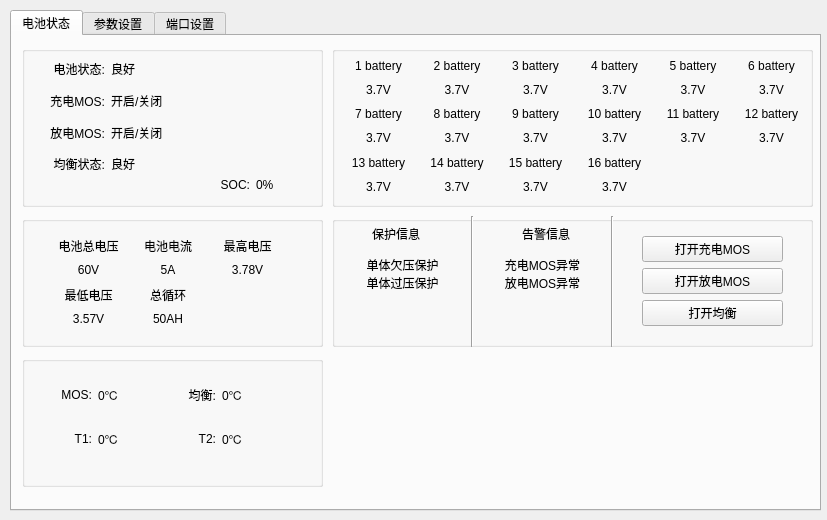
First picture: the form in main/mainwindow.ui, repository kinglon/bms, before the edit.
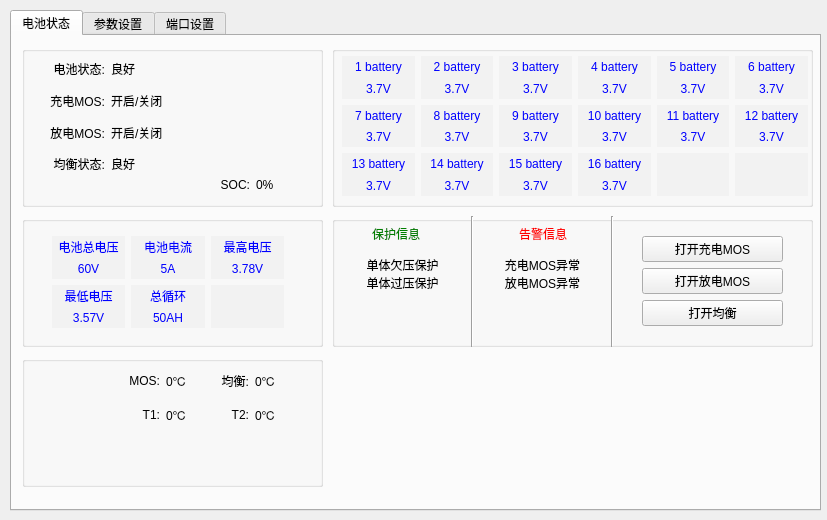
Second picture: the form after the edit. The open tabs and pages were chosen to show the change. Icons and pictures are not drawn.

What changed in the file:
```diff
--- a/main/mainwindow.ui
+++ b/main/mainwindow.ui
@@ -24,7 +24,7 @@
      </rect>
     </property>
     <property name="currentIndex">
-     <number>1</number>
+     <number>0</number>
     </property>
     <widget class="QWidget" name="batteryStatusTab">
      <attribute name="title">
@@ -48,11 +48,16 @@
          <x>200</x>
          <y>10</y>
          <width>60</width>
-         <height>109</height>
+         <height>110</height>
         </rect>
        </property>
+       <property name="styleSheet">
+        <string notr="true">background-image: url(:/res/battery.png);
+            background-repeat: no-repeat;
+            background-position: center;</string>
+       </property>
       </widget>
-      <widget class="QWidget" name="">
+      <widget class="QWidget" name="layoutWidget">
        <property name="geometry">
         <rect>
          <x>0</x>
@@ -172,7 +177,7 @@
         </item>
        </layout>
       </widget>
-      <widget class="QWidget" name="">
+      <widget class="QWidget" name="layoutWidget">
        <property name="geometry">
         <rect>
          <x>190</x>
@@ -217,7 +222,7 @@
       <property name="title">
        <string/>
       </property>
-      <widget class="QWidget" name="">
+      <widget class="QWidget" name="layoutWidget">
        <property name="geometry">
         <rect>
          <x>30</x>
@@ -231,6 +236,9 @@
          <layout class="QHBoxLayout" name="horizontalLayout_21">
           <item>
            <layout class="QVBoxLayout" name="verticalLayout_6">
+            <property name="spacing">
+             <number>0</number>
+            </property>
             <item>
              <widget class="QLabel" name="label_21">
               <property name="minimumSize">
@@ -239,6 +247,10 @@
                 <height>0</height>
                </size>
               </property>
+              <property name="styleSheet">
+               <string notr="true">background-color: rgb(242, 242, 242);
+color: blue;</string>
+              </property>
               <property name="text">
                <string>电池总电压</string>
               </property>
@@ -255,6 +267,10 @@
                 <height>0</height>
                </size>
               </property>
+              <property name="styleSheet">
+               <string notr="true">background-color: rgb(242, 242, 242);
+color: blue;</string>
+              </property>
               <property name="text">
                <string>60V</string>
               </property>
@@ -267,6 +283,9 @@
           </item>
           <item>
            <layout class="QVBoxLayout" name="verticalLayout_8">
+            <property name="spacing">
+             <number>0</number>
+            </property>
             <item>
              <widget class="QLabel" name="label_46">
               <property name="minimumSize">
@@ -275,6 +294,10 @@
                 <height>0</height>
                </size>
               </property>
+              <property name="styleSheet">
+               <string notr="true">background-color: rgb(242, 242, 242);
+color: blue;</string>
+              </property>
               <property name="text">
                <string>电池电流</string>
               </property>
@@ -291,6 +314,10 @@
                 <height>0</height>
                </size>
               </property>
+              <property name="styleSheet">
+               <string notr="true">background-color: rgb(242, 242, 242);
+color: blue;</string>
+              </property>
               <property name="text">
                <string>5A</string>
               </property>
@@ -303,6 +330,9 @@
           </item>
           <item>
            <layout class="QVBoxLayout" name="verticalLayout_9">
+            <property name="spacing">
+             <number>0</number>
+            </property>
             <item>
              <widget class="QLabel" name="label_47">
               <property name="minimumSize">
@@ -311,6 +341,10 @@
                 <height>0</height>
                </size>
               </property>
+              <property name="styleSheet">
+               <string notr="true">background-color: rgb(242, 242, 242);
+color: blue;</string>
+              </property>
               <property name="text">
                <string>最高电压</string>
               </property>
@@ -327,6 +361,10 @@
                 <height>0</height>
                </size>
               </property>
+              <property name="styleSheet">
+               <string notr="true">background-color: rgb(242, 242, 242);
+color: blue;</string>
+              </property>
               <property name="text">
                <string>3.78V</string>
               </property>
@@ -343,6 +381,9 @@
          <layout class="QHBoxLayout" name="horizontalLayout_22">
           <item>
            <layout class="QVBoxLayout" name="verticalLayout_10">
+            <property name="spacing">
+             <number>0</number>
+            </property>
             <item>
              <widget class="QLabel" name="label_49">
               <property name="minimumSize">
@@ -351,6 +392,10 @@
                 <height>0</height>
                </size>
               </property>
+              <property name="styleSheet">
+               <string notr="true">background-color: rgb(242, 242, 242);
+color: blue;</string>
+              </property>
               <property name="text">
                <string>最低电压</string>
               </property>
@@ -367,6 +412,10 @@
                 <height>0</height>
                </size>
               </property>
+              <property name="styleSheet">
+               <string notr="true">background-color: rgb(242, 242, 242);
+color: blue;</string>
+              </property>
               <property name="text">
                <string>3.57V</string>
               </property>
@@ -379,6 +428,9 @@
           </item>
           <item>
            <layout class="QVBoxLayout" name="verticalLayout_11">
+            <property name="spacing">
+             <number>0</number>
+            </property>
             <item>
              <widget class="QLabel" name="label_51">
               <property name="minimumSize">
@@ -387,6 +439,10 @@
                 <height>0</height>
                </size>
               </property>
+              <property name="styleSheet">
+               <string notr="true">background-color: rgb(242, 242, 242);
+color: blue;</string>
+              </property>
               <property name="text">
                <string>总循环</string>
               </property>
@@ -403,6 +459,10 @@
                 <height>0</height>
                </size>
               </property>
+              <property name="styleSheet">
+               <string notr="true">background-color: rgb(242, 242, 242);
+color: blue;</string>
+              </property>
               <property name="text">
                <string>50AH</string>
               </property>
@@ -415,6 +475,9 @@
           </item>
           <item>
            <layout class="QVBoxLayout" name="verticalLayout_45">
+            <property name="spacing">
+             <number>0</number>
+            </property>
             <item>
              <widget class="QLabel" name="label_120">
               <property name="minimumSize">
@@ -423,6 +486,9 @@
                 <height>0</height>
                </size>
               </property>
+              <property name="styleSheet">
+               <string notr="true">background-color: rgb(242, 242, 242);</string>
+              </property>
               <property name="text">
                <string/>
               </property>
@@ -439,6 +505,9 @@
                 <height>0</height>
                </size>
               </property>
+              <property name="styleSheet">
+               <string notr="true">background-color: rgb(242, 242, 242);</string>
+              </property>
               <property name="text">
                <string/>
               </property>
@@ -466,7 +535,7 @@
       <property name="title">
        <string/>
       </property>
-      <widget class="QWidget" name="">
+      <widget class="QWidget" name="layoutWidget">
        <property name="geometry">
         <rect>
          <x>10</x>
@@ -480,6 +549,9 @@
          <layout class="QHBoxLayout" name="horizontalLayout_23">
           <item>
            <layout class="QVBoxLayout" name="verticalLayout_12">
+            <property name="spacing">
+             <number>0</number>
+            </property>
             <item>
              <widget class="QLabel" name="label_53">
               <property name="minimumSize">
@@ -488,6 +560,10 @@
                 <height>0</height>
                </size>
               </property>
+              <property name="styleSheet">
+               <string notr="true">background-color: rgb(242, 242, 242);
+color: blue;</string>
+              </property>
               <property name="text">
                <string>1 battery</string>
               </property>
@@ -504,6 +580,10 @@
                 <height>0</height>
                </size>
               </property>
+              <property name="styleSheet">
+               <string notr="true">background-color: rgb(242, 242, 242);
+color: blue;</string>
+              </property>
               <property name="text">
                <string>3.7V</string>
               </property>
@@ -516,6 +596,9 @@
           </item>
           <item>
            <layout class="QVBoxLayout" name="verticalLayout_13">
+            <property name="spacing">
+             <number>0</number>
+            </property>
             <item>
              <widget class="QLabel" name="label_55">
               <property name="minimumSize">
@@ -524,6 +607,10 @@
                 <height>0</height>
                </size>
               </property>
+              <property name="styleSheet">
+               <string notr="true">background-color: rgb(242, 242, 242);
+color: blue;</string>
+              </property>
               <property name="text">
                <string>2 battery</string>
               </property>
@@ -540,6 +627,10 @@
                 <height>0</height>
                </size>
               </property>
+              <property name="styleSheet">
+               <string notr="true">background-color: rgb(242, 242, 242);
+color: blue;</string>
+              </property>
               <property name="text">
                <string>3.7V</string>
               </property>
@@ -552,6 +643,9 @@
           </item>
           <item>
            <layout class="QVBoxLayout" name="verticalLayout_17">
+            <property name="spacing">
+             <number>0</number>
+            </property>
             <item>
              <widget class="QLabel" name="label_63">
               <property name="minimumSize">
@@ -560,6 +654,10 @@
                 <height>0</height>
                </size>
               </property>
+              <property name="styleSheet">
+               <string notr="true">background-color: rgb(242, 242, 242);
+color: blue;</string>
+              </property>
               <property name="text">
                <string>3 battery</string>
               </property>
@@ -576,6 +674,10 @@
                 <height>0</height>
                </size>
               </property>
+              <property name="styleSheet">
+               <string notr="true">background-color: rgb(242, 242, 242);
+color: blue;</string>
+              </property>
               <property name="text">
                <string>3.7V</string>
               </property>
@@ -588,6 +690,9 @@
           </item>
           <item>
            <layout class="QVBoxLayout" name="verticalLayout_18">
+            <property name="spacing">
+             <number>0</number>
+            </property>
             <item>
              <widget class="QLabel" name="label_65">
               <property name="minimumSize">
@@ -596,6 +701,10 @@
                 <height>0</height>
                </size>
               </property>
+              <property name="styleSheet">
+               <string notr="true">background-color: rgb(242, 242, 242);
+color: blue;</string>
+              </property>
               <property name="text">
                <string>4 battery</string>
               </property>
@@ -612,6 +721,10 @@
                 <height>0</height>
                </size>
               </property>
+              <property name="styleSheet">
+               <string notr="true">background-color: rgb(242, 242, 242);
+color: blue;</string>
+              </property>
               <property name="text">
                <string>3.7V</string>
               </property>
@@ -624,6 +737,9 @@
           </item>
           <item>
            <layout class="QVBoxLayout" name="verticalLayout_20">
+            <property name="spacing">
+             <number>0</number>
+            </property>
             <item>
              <widget class="QLabel" name="label_69">
               <property name="minimumSize">
@@ -632,6 +748,10 @@
                 <height>0</height>
                </size>
               </property>
+              <property name="styleSheet">
+               <string notr="true">background-color: rgb(242, 242, 242);
+color: blue;</string>
+              </property>
               <property name="text">
                <string>5 battery</string>
               </property>
@@ -648,6 +768,10 @@
                 <height>0</height>
                </size>
               </property>
+              <property name="styleSheet">
+               <string notr="true">background-color: rgb(242, 242, 242);
+color: blue;</string>
+              </property>
               <property name="text">
                <string>3.7V</string>
               </property>
@@ -660,6 +784,9 @@
           </item>
           <item>
            <layout class="QVBoxLayout" name="verticalLayout_14">
+            <property name="spacing">
+             <number>0</number>
+            </property>
             <item>
              <widget class="QLabel" name="label_57">
               <property name="minimumSize">
@@ -668,6 +795,10 @@
                 <height>0</height>
                </size>
               </property>
+              <property name="styleSheet">
+               <string notr="true">background-color: rgb(242, 242, 242);
+color: blue;</string>
+              </property>
               <property name="text">
                <string>6 battery</string>
               </property>
@@ -684,6 +815,10 @@
                 <height>0</height>
                </size>
               </property>
+              <property name="styleSheet">
+               <string notr="true">background-color: rgb(242, 242, 242);
+color: blue;</string>
+              </property>
               <property name="text">
                <string>3.7V</string>
               </property>
@@ -698,8 +833,14 @@
         </item>
         <item>
          <layout class="QHBoxLayout" name="horizontalLayout_24">
+          <property name="spacing">
+           <number>6</number>
+          </property>
           <item>
            <layout class="QVBoxLayout" name="verticalLayout_15">
+            <property name="spacing">
+             <number>0</number>
+            </property>
             <item>
              <widget class="QLabel" name="label_59">
               <property name="minimumSize">
@@ -708,6 +849,10 @@
                 <height>0</height>
                </size>
               </property>
+              <property name="styleSheet">
+               <string notr="true">background-color: rgb(242, 242, 242);
+color: blue;</string>
+              </property>
               <property name="text">
                <string>7 battery</string>
               </property>
@@ -724,6 +869,10 @@
                 <height>0</height>
                </size>
               </property>
+              <property name="styleSheet">
+               <string notr="true">background-color: rgb(242, 242, 242);
+color: blue;</string>
+              </property>
               <property name="text">
                <string>3.7V</string>
               </property>
@@ -736,6 +885,9 @@
           </item>
           <item>
            <layout class="QVBoxLayout" name="verticalLayout_16">
+            <property name="spacing">
+             <number>0</number>
+            </property>
             <item>
              <widget class="QLabel" name="label_61">
               <property name="minimumSize">
@@ -744,6 +896,10 @@
                 <height>0</height>
                </size>
               </property>
+              <property name="styleSheet">
+               <string notr="true">background-color: rgb(242, 242, 242);
+color: blue;</string>
+              </property>
               <property name="text">
                <string>8 battery</string>
               </property>
@@ -760,6 +916,10 @@
                 <height>0</height>
                </size>
               </property>
+              <property name="styleSheet">
+               <string notr="true">background-color: rgb(242, 242, 242);
+color: blue;</string>
+              </property>
               <property name="text">
                <string>3.7V</string>
               </property>
@@ -772,6 +932,9 @@
           </item>
           <item>
            <layout class="QVBoxLayout" name="verticalLayout_21">
+            <property name="spacing">
+             <number>0</number>
+            </property>
             <item>
              <widget class="QLabel" name="label_71">
               <property name="minimumSize">
@@ -780,6 +943,10 @@
                 <height>0</height>
                </size>
               </property>
+              <property name="styleSheet">
+               <string notr="true">background-color: rgb(242, 242, 242);
+color: blue;</string>
+              </property>
               <property name="text">
                <string>9 battery</string>
               </property>
@@ -796,6 +963,10 @@
                 <height>0</height>
                </size>
               </property>
+              <property name="styleSheet">
+               <string notr="true">background-color: rgb(242, 242, 242);
+color: blue;</string>
+              </property>
               <property name="text">
                <string>3.7V</string>
               </property>
@@ -808,6 +979,9 @@
           </item>
           <item>
            <layout class="QVBoxLayout" name="verticalLayout_22">
+            <property name="spacing">
+             <number>0</number>
+            </property>
             <item>
              <widget class="QLabel" name="label_73">
               <property name="minimumSize">
@@ -816,6 +990,10 @@
                 <height>0</height>
                </size>
               </property>
+              <property name="styleSheet">
+               <string notr="true">background-color: rgb(242, 242, 242);
+color: blue;</string>
+              </property>
               <property name="text">
                <string>10 battery</string>
               </property>
@@ -832,6 +1010,10 @@
                 <height>0</height>
                </size>
               </property>
+              <property name="styleSheet">
+               <string notr="true">background-color: rgb(242, 242, 242);
+color: blue;</string>
+              </property>
               <property name="text">
                <string>3.7V</string>
               </property>
@@ -844,6 +1026,9 @@
           </item>
           <item>
            <layout class="QVBoxLayout" name="verticalLayout_23">
+            <property name="spacing">
+             <number>0</number>
+            </property>
             <item>
              <widget class="QLabel" name="label_75">
               <property name="minimumSize">
@@ -852,6 +1037,10 @@
                 <height>0</height>
                </size>
               </property>
+              <property name="styleSheet">
+               <string notr="true">background-color: rgb(242, 242, 242);
+color: blue;</string>
+              </property>
               <property name="text">
                <string>11 battery</string>
               </property>
@@ -868,6 +1057,10 @@
                 <height>0</height>
                </size>
               </property>
+              <property name="styleSheet">
+               <string notr="true">background-color: rgb(242, 242, 242);
+color: blue;</string>
+              </property>
               <property name="text">
                <string>3.7V</string>
               </property>
@@ -880,6 +1073,9 @@
           </item>
           <item>
            <layout class="QVBoxLayout" name="verticalLayout_24">
+            <property name="spacing">
+             <number>0</number>
+            </property>
             <item>
              <widget class="QLabel" name="label_77">
               <property name="minimumSize">
@@ -888,6 +1084,10 @@
                 <height>0</height>
                </size>
               </property>
+              <property name="styleSheet">
+               <string notr="true">background-color: rgb(242, 242, 242);
+color: blue;</string>
+              </property>
               <property name="text">
                <string>12 battery</string>
               </property>
@@ -904,6 +1104,10 @@
                 <height>0</height>
                </size>
               </property>
+              <property name="styleSheet">
+               <string notr="true">background-color: rgb(242, 242, 242);
+color: blue;</string>
+              </property>
               <property name="text">
                <string>3.7V</string>
               </property>
@@ -920,6 +1124,9 @@
          <layout class="QHBoxLayout" name="horizontalLayout_25">
           <item>
            <layout class="QVBoxLayout" name="verticalLayout_25">
+            <property name="spacing">
+             <number>0</number>
+            </property>
             <item>
              <widget class="QLabel" name="label_79">
               <property name="minimumSize">
@@ -928,6 +1135,10 @@
                 <height>0</height>
                </size>
               </property>
+              <property name="styleSheet">
+               <string notr="true">background-color: rgb(242, 242, 242);
+color: blue;</string>
+              </property>
               <property name="text">
                <string>13 battery</string>
               </property>
@@ -944,6 +1155,10 @@
                 <height>0</height>
                </size>
               </property>
+              <property name="styleSheet">
+               <string notr="true">background-color: rgb(242, 242, 242);
+color: blue;</string>
+              </property>
               <property name="text">
                <string>3.7V</string>
               </property>
@@ -956,6 +1171,9 @@
           </item>
           <item>
            <layout class="QVBoxLayout" name="verticalLayout_26">
+            <property name="spacing">
+             <number>0</number>
+            </property>
             <item>
              <widget class="QLabel" name="label_81">
               <property name="minimumSize">
@@ -964,6 +1182,10 @@
                 <height>0</height>
                </size>
               </property>
+              <property name="styleSheet">
+               <string notr="true">background-color: rgb(242, 242, 242);
+color: blue;</string>
+              </property>
               <property name="text">
                <string>14 battery</string>
               </property>
@@ -980,6 +1202,10 @@
                 <height>0</height>
                </size>
               </property>
+              <property name="styleSheet">
+               <string notr="true">background-color: rgb(242, 242, 242);
+color: blue;</string>
+              </property>
               <property name="text">
                <string>3.7V</string>
               </property>
@@ -992,6 +1218,9 @@
           </item>
           <item>
            <layout class="QVBoxLayout" name="verticalLayout_27">
+            <property name="spacing">
+             <number>0</number>
+            </property>
             <item>
              <widget class="QLabel" name="label_83">
               <property name="minimumSize">
@@ -1000,6 +1229,10 @@
                 <height>0</height>
                </size>
               </property>
+              <property name="styleSheet">
+               <string notr="true">background-color: rgb(242, 242, 242);
+color: blue;</string>
+              </property>
               <property name="text">
                <string>15 battery</string>
               </property>
@@ -1016,6 +1249,10 @@
                 <height>0</height>
                </size>
               </property>
+              <property name="styleSheet">
+               <string notr="true">background-color: rgb(242, 242, 242);
+color: blue;</string>
+              </property>
               <property name="text">
                <string>3.7V</string>
               </property>
@@ -1028,6 +1265,9 @@
           </item>
           <item>
            <layout class="QVBoxLayout" name="verticalLayout_28">
+            <property name="spacing">
+             <number>0</number>
+            </property>
             <item>
              <widget class="QLabel" name="label_85">
               <property name="minimumSize">
@@ -1036,6 +1276,10 @@
                 <height>0</height>
                </size>
               </property>
+              <property name="styleSheet">
+               <string notr="true">background-color: rgb(242, 242, 242);
+color: blue;</string>
+              </property>
               <property name="text">
                <string>16 battery</string>
               </property>
@@ -1052,6 +1296,10 @@
                 <height>0</height>
                </size>
               </property>
+              <property name="styleSheet">
+               <string notr="true">background-color: rgb(242, 242, 242);
+color: blue;</string>
+              </property>
               <property name="text">
                <string>3.7V</string>
               </property>
@@ -1064,6 +1312,9 @@
           </item>
           <item>
            <layout class="QVBoxLayout" name="verticalLayout_29">
+            <property name="spacing">
+             <number>0</number>
+            </property>
             <item>
              <widget class="QLabel" name="label_87">
               <property name="minimumSize">
@@ -1072,6 +1323,9 @@
                 <height>0</height>
                </size>
               </property>
+              <property name="styleSheet">
+               <string notr="true">background-color: rgb(242, 242, 242);</string>
+              </property>
               <property name="text">
                <string/>
               </property>
@@ -1088,6 +1342,9 @@
                 <height>0</height>
                </size>
               </property>
+              <property name="styleSheet">
+               <string notr="true">background-color: rgb(242, 242, 242);</string>
+              </property>
               <property name="text">
                <string/>
               </property>
@@ -1100,6 +1357,9 @@
           </item>
           <item>
            <layout class="QVBoxLayout" name="verticalLayout_30">
+            <property name="spacing">
+             <number>0</number>
+            </property>
             <item>
              <widget class="QLabel" name="label_89">
               <property name="minimumSize">
@@ -1108,6 +1368,9 @@
                 <height>0</height>
                </size>
               </property>
+              <property name="styleSheet">
+               <string notr="true">background-color: rgb(242, 242, 242);</string>
+              </property>
               <property name="text">
                <string/>
               </property>
@@ -1124,6 +1387,9 @@
                 <height>0</height>
                </size>
               </property>
+              <property name="styleSheet">
+               <string notr="true">background-color: rgb(242, 242, 242);</string>
+              </property>
               <property name="text">
                <string/>
               </property>
@@ -1154,20 +1420,25 @@
       <widget class="QWidget" name="widget_5" native="true">
        <property name="geometry">
         <rect>
-         <x>0</x>
-         <y>20</y>
+         <x>10</x>
+         <y>9</y>
          <width>85</width>
          <height>114</height>
         </rect>
        </property>
+       <property name="styleSheet">
+        <string notr="true">background-image: url(:/res/wendu.png);
+            background-repeat: no-repeat;
+            background-position: center;</string>
+       </property>
       </widget>
-      <widget class="QWidget" name="">
+      <widget class="QWidget" name="layoutWidget">
        <property name="geometry">
         <rect>
-         <x>30</x>
-         <y>20</y>
-         <width>241</width>
-         <height>81</height>
+         <x>98</x>
+         <y>11</y>
+         <width>171</width>
+         <height>61</height>
         </rect>
        </property>
        <layout class="QVBoxLayout" name="verticalLayout_43">
@@ -1372,6 +1643,9 @@
          <height>16</height>
         </rect>
        </property>
+       <property name="styleSheet">
+        <string notr="true">color: green;</string>
+       </property>
        <property name="text">
         <string>保护信息</string>
        </property>
@@ -1379,12 +1653,15 @@
       <widget class="QLabel" name="label_110">
        <property name="geometry">
         <rect>
-         <x>190</x>
+         <x>187</x>
          <y>10</y>
          <width>51</width>
          <height>16</height>
         </rect>
        </property>
+       <property name="styleSheet">
+        <string notr="true">color: red;</string>
+       </property>
        <property name="text">
         <string>告警信息</string>
        </property>
@@ -1442,7 +1719,7 @@
         <bool>false</bool>
        </property>
       </widget>
-      <widget class="QWidget" name="">
+      <widget class="QWidget" name="layoutWidget">
        <property name="geometry">
         <rect>
          <x>310</x>
@@ -1499,7 +1776,7 @@
        <string>写入</string>
       </property>
      </widget>
-     <widget class="QWidget" name="">
+     <widget class="QWidget" name="layoutWidget">
       <property name="geometry">
        <rect>
         <x>10</x>
@@ -1516,7 +1793,7 @@
            <property name="title">
             <string>电池参数</string>
            </property>
-           <widget class="QWidget" name="">
+           <widget class="QWidget" name="layoutWidget">
             <property name="geometry">
              <rect>
               <x>13</x>
@@ -1548,7 +1825,7 @@
                 </widget>
                </item>
                <item>
-                <widget class="QComboBox" name="comboBox"/>
+                <widget class="QComboBox" name="batteryTypeComboBox"/>
                </item>
               </layout>
              </item>
@@ -1662,7 +1939,7 @@
            <property name="title">
             <string>电流参数</string>
            </property>
-           <widget class="QWidget" name="">
+           <widget class="QWidget" name="layoutWidget">
             <property name="geometry">
              <rect>
               <x>20</x>
@@ -2067,7 +2344,7 @@
               <x>20</x>
               <y>30</y>
               <width>211</width>
-              <height>81</height>
+              <height>83</height>
              </rect>
             </property>
             <layout class="QVBoxLayout" name="verticalLayout_39">
@@ -2157,21 +2434,14 @@
        </item>
       </layout>
      </widget>
-     <zorder>groupBox_6</zorder>
-     <zorder>checkBox</zorder>
-     <zorder>comboBox</zorder>
-     <zorder>groupBox_8</zorder>
-     <zorder>groupBox_9</zorder>
-     <zorder>groupBox_10</zorder>
-     <zorder>groupBox_11</zorder>
-     <zorder>groupBox_12</zorder>
+     <zorder>layoutWidget</zorder>
      <zorder>pushButton_4</zorder>
     </widget>
     <widget class="QWidget" name="portSetTab">
      <attribute name="title">
       <string>端口设置</string>
      </attribute>
-     <widget class="QWidget" name="">
+     <widget class="QWidget" name="layoutWidget">
       <property name="geometry">
        <rect>
         <x>110</x>
@@ -2206,7 +2476,7 @@
           </widget>
          </item>
          <item>
-          <widget class="QComboBox" name="comboBox_3"/>
+          <widget class="QComboBox" name="botelvComboBox"/>
          </item>
          <item>
           <widget class="QPushButton" name="pushButton_5">
@@ -2397,7 +2667,7 @@
      </widget>
     </widget>
    </widget>
-   <widget class="QWidget" name="">
+   <widget class="QWidget" name="layoutWidget">
     <property name="geometry">
      <rect>
       <x>0</x>
```
